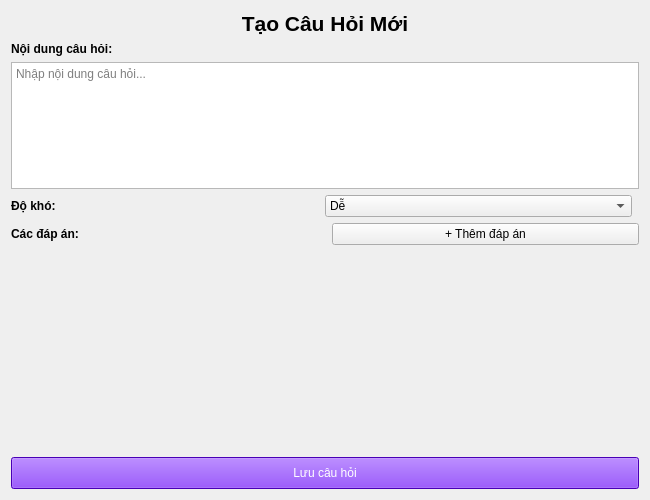
This is frontend/createquestion.ui in shibatanken/week1 as Qt 5 draws it before an edit. The edited form follows.
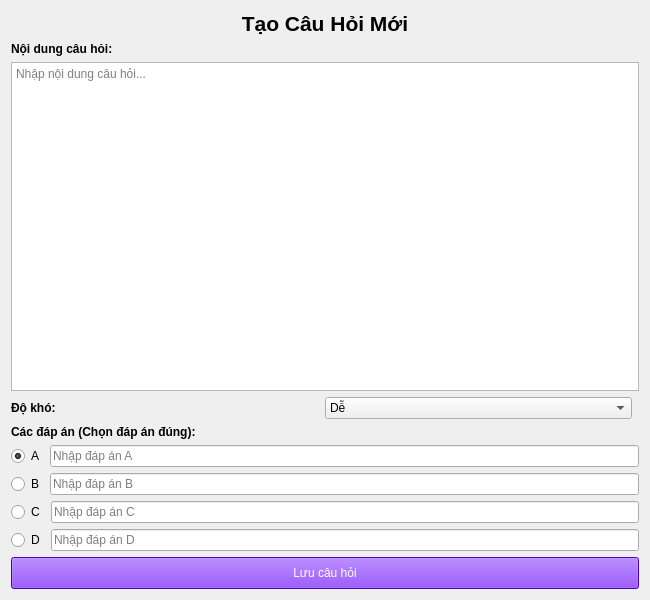
This is the edited form.

What changed in the file:
```diff
--- a/frontend/createquestion.ui
+++ b/frontend/createquestion.ui
@@ -7,7 +7,7 @@
     <x>0</x>
     <y>0</y>
     <width>650</width>
-    <height>500</height>
+    <height>600</height>
    </rect>
   </property>
   <property name="windowTitle">
@@ -68,73 +68,48 @@
      </item>
      <item>
       <widget class="QComboBox" name="difficultyComboBox">
-       <item>
-        <property name="text">
-         <string>Dễ</string>
-        </property>
-       </item>
-       <item>
-        <property name="text">
-         <string>Trung bình</string>
-        </property>
-       </item>
-       <item>
-        <property name="text">
-         <string>Khó</string>
-        </property>
-       </item>
+       <item><property name="text"><string>Dễ</string></property></item>
+       <item><property name="text"><string>Trung bình</string></property></item>
+       <item><property name="text"><string>Khó</string></property></item>
       </widget>
      </item>
-     <item>
-      <spacer name="horizontalSpacer">
-       <property name="orientation">
-        <enum>Qt::Horizontal</enum>
-       </property>
-      </spacer>
-     </item>
+     <item><spacer name="horizontalSpacer"><property name="orientation"><enum>Qt::Horizontal</enum></property></spacer></item>
     </layout>
    </item>
    <item>
-    <layout class="QHBoxLayout" name="answerHeaderLayout">
-     <item>
-      <widget class="QLabel" name="answersLabel">
-       <property name="text">
-        <string>Các đáp án:</string>
-       </property>
-       <property name="font">
-        <font><bold>true</bold></font>
-       </property>
-      </widget>
-     </item>
-     <item>
-      <spacer name="horizontalSpacer2">
-       <property name="orientation">
-        <enum>Qt::Horizontal</enum>
-       </property>
-      </spacer>
-     </item>
-     <item>
-      <widget class="QPushButton" name="addAnswerButton">
-       <property name="text">
-        <string>+ Thêm đáp án</string>
-       </property>
-       <property name="cursor">
-        <cursorShape>PointingHandCursor</cursorShape>
-       </property>
-      </widget>
-     </item>
-    </layout>
-   </item>
-   <item>
-    <widget class="QWidget" name="answerContainer" native="true">
-     <property name="minimumSize">
-      <size>
-       <width>0</width>
-       <height>200</height>
-      </size>
-     </property>
+    <widget class="QLabel" name="answersLabel">
+     <property name="text"><string>Các đáp án (Chọn đáp án đúng):</string></property>
+     <property name="font"><font><bold>true</bold></font></property>
     </widget>
    </item>
+   
+   <item>
+    <layout class="QHBoxLayout" name="optionALayout">
+      <item><widget class="QRadioButton" name="radioA"><property name="text"><string>A</string></property><property name="checked"><bool>true</bool></property></widget></item>
+      <item><widget class="QLineEdit" name="optionA"><property name="placeholderText"><string>Nhập đáp án A</string></property></widget></item>
+    </layout>
+   </item>
+
+   <item>
+    <layout class="QHBoxLayout" name="optionBLayout">
+      <item><widget class="QRadioButton" name="radioB"><property name="text"><string>B</string></property></widget></item>
+      <item><widget class="QLineEdit" name="optionB"><property name="placeholderText"><string>Nhập đáp án B</string></property></widget></item>
+    </layout>
+   </item>
+
+   <item>
+    <layout class="QHBoxLayout" name="optionCLayout">
+     <item><widget class="QRadioButton" name="radioC"><property name="text"><string>C</string></property></widget></item>
+     <item><widget class="QLineEdit" name="optionC"><property name="placeholderText"><string>Nhập đáp án C</string></property></widget></item>
+    </layout>
+   </item>
+
+   <item>
+    <layout class="QHBoxLayout" name="optionDLayout">
+     <item><widget class="QRadioButton" name="radioD"><property name="text"><string>D</string></property></widget></item>
+     <item><widget class="QLineEdit" name="optionD"><property name="placeholderText"><string>Nhập đáp án D</string></property></widget></item>
+    </layout>
+   </item>
    <item>
     <widget class="QPushButton" name="saveButton">
      <property name="text">
```
Left out of the diff: 55 changed lines with no effect on the pictures.
